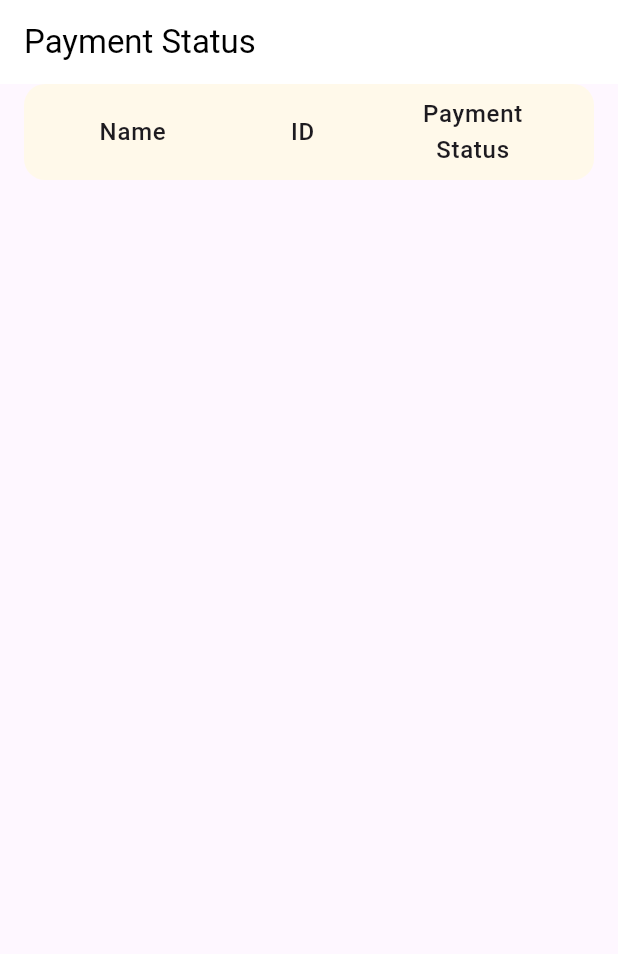
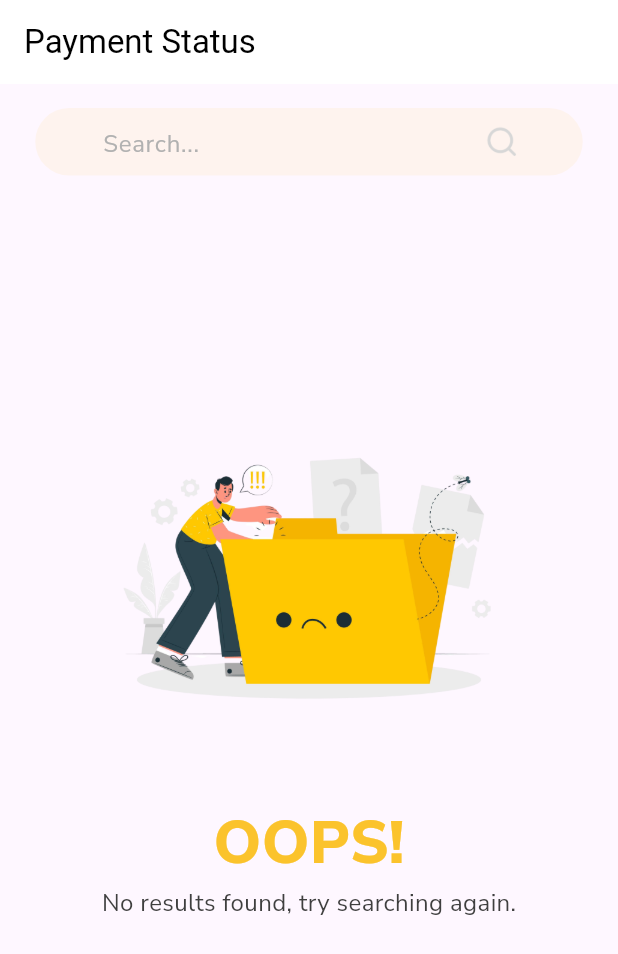
Before and after one commit to issunajeeb7/Hostel-Mess-Managment-System, a Flutter app: the AdminFeeStatusScreen screen opened directly, on a phone screen of 412 x 824 dp. Shown: the top 954 px of the screen. Run offline on Flutter 3.47's test engine with Material 3 defaults, Android fonts, the phone set to English and light mode, and no system bars; our stand-ins replace audioplayers, cached_network_image, cloud_firestore, firebase_auth, firebase_core, firebase_storage and 4 more; missing offline and left inert: qr_code_scanner, razorpay_flutter; accounts and stored records are empty; network calls fail; project files that could hold a hidden picture were left out.

Commit message:
Admin Fee Status - Search Bar Added

```diff
--- a/lib/admin_fee_status_screen.dart
+++ b/lib/admin_fee_status_screen.dart
@@ -12,6 +12,27 @@ class AdminFeeStatusScreen extends StatefulWidget {
 class _AdminFeeStatusScreenState extends State<AdminFeeStatusScreen> {
   final FirebaseFirestore _firestore = FirebaseFirestore.instance;
   final DateTime currentDate = DateTime.now(); // Get the current date
+  TextEditingController searchController =
+      TextEditingController(); // Controller for search input
+  String filter = '';
+
+  @override
+  void initState() {
+    super.initState();
+    searchController.addListener(() {
+      setState(() {
+        filter = searchController
+            .text; // Update the filter whenever the input changes
+      });
+    });
+  }
+
+  @override
+  void dispose() {
+    searchController
+        .dispose(); // Dispose the controller when the widget is disposed
+    super.dispose();
+  }
 
   @override
   Widget build(BuildContext context) {
@@ -21,10 +42,53 @@ class _AdminFeeStatusScreenState extends State<AdminFeeStatusScreen> {
         backgroundColor: Colors.white,
         foregroundColor: Colors.black,
       ),
-      body: StreamBuilder<QuerySnapshot>(
-        stream: _firestore
-            .collection('users')
-            .snapshots(), // Listen to 'users' collection
+
+      body: Column(
+        children: [
+          Padding(
+            padding: const EdgeInsets.all(16.0),
+            child: Container(
+              width: 365.0,
+              height: 45.0,
+              padding: const EdgeInsets.symmetric(horizontal: 10.0),
+              decoration: BoxDecoration(
+                borderRadius: BorderRadius.circular(50.0),
+                color: const Color.fromARGB(20, 251, 196, 44),
+              ),
+              child: Center(
+                child: TextFormField(
+                  controller: searchController,
+                  decoration: InputDecoration(
+                    hintText: 'Search...',
+                    hintStyle: GoogleFonts.nunitoSans(
+                      color: const Color.fromARGB(255, 177, 177, 177),
+                      fontSize: 16.0,
+                    ),
+                    border: InputBorder.none,
+                    contentPadding:
+                        const EdgeInsets.fromLTRB(35.0, 0.0, 35.0, 0.0),
+                    suffixIcon: Transform.translate(
+                      offset: const Offset(-20.0, 0.0),
+                      child: Transform.scale(
+                        scale: 0.5,
+                        child: Image.asset(
+                          'assets/search.png',
+                        ),
+                      ),
+                    ),
+                  ),
+                  style: GoogleFonts.nunitoSans(
+                    fontSize: 16.0,
+                    color: Colors.black, // Adjust text color
+                  ),
+                  textAlignVertical: TextAlignVertical.center,
+                ),
+              ),
+            ),
+          ),
+          Expanded(
+            child: StreamBuilder<QuerySnapshot>(
+              stream: _firestore.collection('users').snapshots(),
               builder: (context, snapshot) {
                 if (snapshot.connectionState == ConnectionState.waiting) {
                   return const Center(child: CircularProgressIndicator());
@@ -33,21 +97,76 @@ class _AdminFeeStatusScreenState extends State<AdminFeeStatusScreen> {
                   return const Center(child: Text("No data available."));
                 }
 
-          List<DocumentSnapshot> userDocs =
-              snapshot.data!.docs; // Define userDocs here
+                List<DocumentSnapshot> userDocs = snapshot.data!.docs;
+                if (filter.isNotEmpty) {
+                  userDocs = userDocs.where((doc) {
+                    var userData = doc.data() as Map<String, dynamic>;
+                    // Combine the first name and last name to create the full name.
+                    String fullName =
+                        "${userData['firstName']} ${userData['lastName']}";
+                    // Get the hostel ID from the user data.
+                    String hostelID = userData['hostelID'] ?? '';
 
-          return CustomScrollView(
-            slivers: [
-              SliverList(
-                delegate: SliverChildListDelegate(
-                  [
-                    Container(
+                    // Check if the filter is contained in either the full name or the hostel ID.
+                    // The search is case-insensitive.
+                    return fullName
+                            .toLowerCase()
+                            .contains(filter.toLowerCase()) ||
+                        hostelID.toLowerCase().contains(filter.toLowerCase());
+                  }).toList();
+                }
+
+                 return userDocs.isEmpty // Check if no results found
+
+                    ? SingleChildScrollView(
+                      // physics: const NeverScrollableScrollPhysics(),
+                      child: Center(
+                          child: Column(
+                            mainAxisAlignment: MainAxisAlignment.center,
+
+                            children: [
+                              const SizedBox(height: 100,),
+                              Image.asset(
+                                'assets/noresults.jpg', // Change to your image path
+                                width: 300, // Set the width as per your requirement
+                                height: 300, // Set the height as per your requirement
+                              ),
+
+                              Text(
+                                'OOPS!',
+                                style: GoogleFonts.nunitoSans(
+                                  fontSize: 40,
+                                  color: Color(0xFFFBC32C),
+                                  fontWeight: FontWeight.w800,
+
+                                ),
+                              ),
+
+                              Text(
+                                'No results found, try searching again.',
+                                style: GoogleFonts.nunitoSans(
+                                  fontSize: 16,
+                                  color: Color.fromARGB(255, 63, 63, 63),
+                                ),
+                              ),
+                            ],
+                          ),
+                        ),
+                    )
+
+                : ListView.builder(
+                  itemCount:
+                      userDocs.length + 1, // Add one for the headings row
+                  itemBuilder: (context, index) {
+                    if (index == 0) {
+                      // This is the headings row
+                      return Container(
                         margin: const EdgeInsets.symmetric(horizontal: 16),
                         decoration: BoxDecoration(
                           color: const Color(0xFFFFF9EA),
                           borderRadius: BorderRadius.circular(14),
                         ),
-                      child: const ListTile(
+                        child: ListTile(
                           title: Row(
                             mainAxisAlignment: MainAxisAlignment.spaceAround,
                             children: [
@@ -56,7 +175,8 @@ class _AdminFeeStatusScreenState extends State<AdminFeeStatusScreen> {
                                   child: Text(
                                     'Name',
                                     textAlign: TextAlign.center,
-                                  style: TextStyle(fontWeight: FontWeight.w500),
+                                    style: GoogleFonts.nunitoSans(
+                                        fontWeight: FontWeight.w500),
                                   ),
                                 ),
                               ),
@@ -65,7 +185,8 @@ class _AdminFeeStatusScreenState extends State<AdminFeeStatusScreen> {
                                   child: Text(
                                     'ID',
                                     textAlign: TextAlign.center,
-                                  style: TextStyle(fontWeight: FontWeight.w500),
+                                    style: GoogleFonts.nunitoSans(
+                                        fontWeight: FontWeight.w500),
                                   ),
                                 ),
                               ),
@@ -74,24 +195,20 @@ class _AdminFeeStatusScreenState extends State<AdminFeeStatusScreen> {
                                   child: Text(
                                     'Payment Status',
                                     textAlign: TextAlign.center,
-                                  style: TextStyle(fontWeight: FontWeight.w500),
+                                    style: GoogleFonts.nunitoSans(
+                                        fontWeight: FontWeight.w500),
                                   ),
                                 ),
                               ),
                             ],
                           ),
                         ),
-                    ),
-                    const SizedBox(
-                        height: 10), // Spacing between header and list
-                  ],
-                ),
-              ),
-              SliverList(
-                delegate: SliverChildBuilderDelegate(
-                  (context, index) {
+                      );
+                    }
+
+                    // Now handle the user data
                     var userData =
-                        userDocs[index].data() as Map<String, dynamic>;
+                        userDocs[index - 1].data() as Map<String, dynamic>;
                     if (userData['role'] != 'Hosteller') {
                       return Container(); // Skip non-hostellers
                     }
@@ -99,7 +216,7 @@ class _AdminFeeStatusScreenState extends State<AdminFeeStatusScreen> {
                     String fullName =
                         "${userData['firstName']} ${userData['lastName']}";
                     String hostelID = userData['hostelID'];
-                    String userId = userDocs[index].id;
+                    String userId = userDocs[index - 1].id;
 
                     // Get the current year and month
                     int currentYear = currentDate.year;
@@ -108,9 +225,7 @@ class _AdminFeeStatusScreenState extends State<AdminFeeStatusScreen> {
                     String currentYearMonth =
                         '$currentYear-${currentMonth.toString().padLeft(2, '0')}';
                     print('Date: $currentYearMonth');
-                    // print('Checking date range: $currentYearMonth-01 to $currentYearMonth-32');
 
-                    print('Querying for userId: $userId');
                     return FutureBuilder<DocumentSnapshot?>(
                       future: _firestore
                           .collection('feePayment')
@@ -118,49 +233,38 @@ class _AdminFeeStatusScreenState extends State<AdminFeeStatusScreen> {
                           .get()
                           .then((querySnapshot) {
                         if (querySnapshot.docs.isNotEmpty) {
-                          // Iterate through the documents to find a matching date
                           for (var doc in querySnapshot.docs) {
                             var feePaymentData =
                                 doc.data() as Map<String, dynamic>;
                             String feePaymentDate =
                                 feePaymentData['date'] as String;
 
-                            // Parse the date string to remove the day part
-                            String yearMonthOnly = feePaymentDate.substring(
-                                0, 7); // Extract 'yyyy-MM'
+                            String yearMonthOnly =
+                                feePaymentDate.substring(0, 7);
 
-                            // Compare the extracted year and month with currentYearMonth
                             if (yearMonthOnly == currentYearMonth) {
-                              // Payment for the current year and month found
-                              return doc; // Return the matching document
+                              return doc;
                             }
                           }
                         }
-
-                        // Return null when there is no matching payment
                         return null;
                       }),
                       builder: (context, paymentSnapshot) {
                         if (paymentSnapshot.connectionState ==
                             ConnectionState.waiting) {
-                          return Container(); // Return an empty container while waiting
+                          return Container();
                         }
 
                         bool isPaid = paymentSnapshot.hasData;
 
-                        // Handle the case when paymentSnapshot.data is null
                         if (paymentSnapshot.data == null) {
-                          // No matching payment record, set isPaid to false
                           isPaid = false;
                         }
 
                         return Padding(
-                          // Wrap the ListTile with Padding to add vertical space
-                          padding: const EdgeInsets.symmetric(
-                              vertical: 3), // Add vertical padding
+                          padding: const EdgeInsets.symmetric(vertical: 3),
                           child: Container(
-                            margin: const EdgeInsets.symmetric(
-                                horizontal: 16), // Add margin
+                            margin: const EdgeInsets.symmetric(horizontal: 16),
                             decoration: BoxDecoration(
                               color: const Color(0xFFFFF9EA),
                               borderRadius: BorderRadius.circular(14),
@@ -216,12 +320,11 @@ class _AdminFeeStatusScreenState extends State<AdminFeeStatusScreen> {
                       },
                     );
                   },
-                  childCount: userDocs.length,
+                );
+              },
             ),
           ),
         ],
-          );
-        },
       ),
     );
   }
--- a/pubspec.yaml
+++ b/pubspec.yaml
@@ -1,4 +1,4 @@
-name: login
+name: mess_bytes
 description: A new Flutter project.
 # The following line prevents the package from being accidentally published to
 # pub.dev using `flutter pub publish`. This is preferred for private packages.
@@ -100,6 +100,8 @@ flutter:
     - assets/shoppingcart.png
     - assets/qr.png
     - assets/qr_outlined.png
+    - assets/search.png
+    - assets/noresults.jpg
 
 
   # An image asset can refer to one or more resolution-specific "variants", see
```
Also changed, not shown: assets/noresults.jpg (added), assets/search.png (added), lib/firebase_options.dart, 10 other files. Lines whose indentation alone changed are shown as unchanged.
